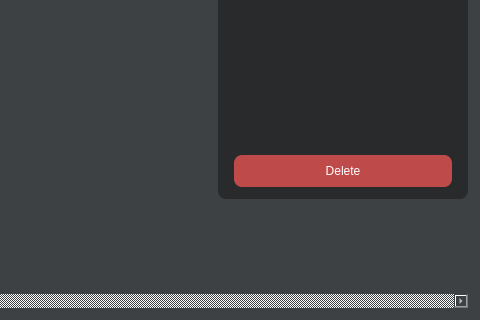
EidosX/Photon, file mainwindow.ui: the form before one commit; both pictures show x 420 to 900 and y 280 to 600 of the 900 by 600 pixel window.
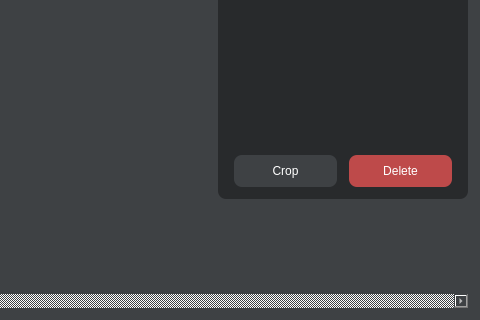
The form after the commit. Icons and pictures are not drawn. Custom widgets are drawn as their Qt base class.

Commit message: Crop mode!

Diff of the .ui file:
```diff
--- a/mainwindow.ui
+++ b/mainwindow.ui
@@ -820,6 +820,22 @@
          </item>
          <item>
           <layout class="QHBoxLayout" name="horizontalLayout_2">
+           <item>
+            <widget class="QPushButton" name="cropBtn">
+             <property name="minimumSize">
+              <size>
+               <width>0</width>
+               <height>32</height>
+              </size>
+             </property>
+             <property name="styleSheet">
+              <string notr="true">background-color: #3E4144;</string>
+             </property>
+             <property name="text">
+              <string>Crop</string>
+             </property>
+            </widget>
+           </item>
            <item>
             <widget class="QPushButton" name="deleteBtn">
              <property name="minimumSize">
```
The commit also changes 7 other files.
